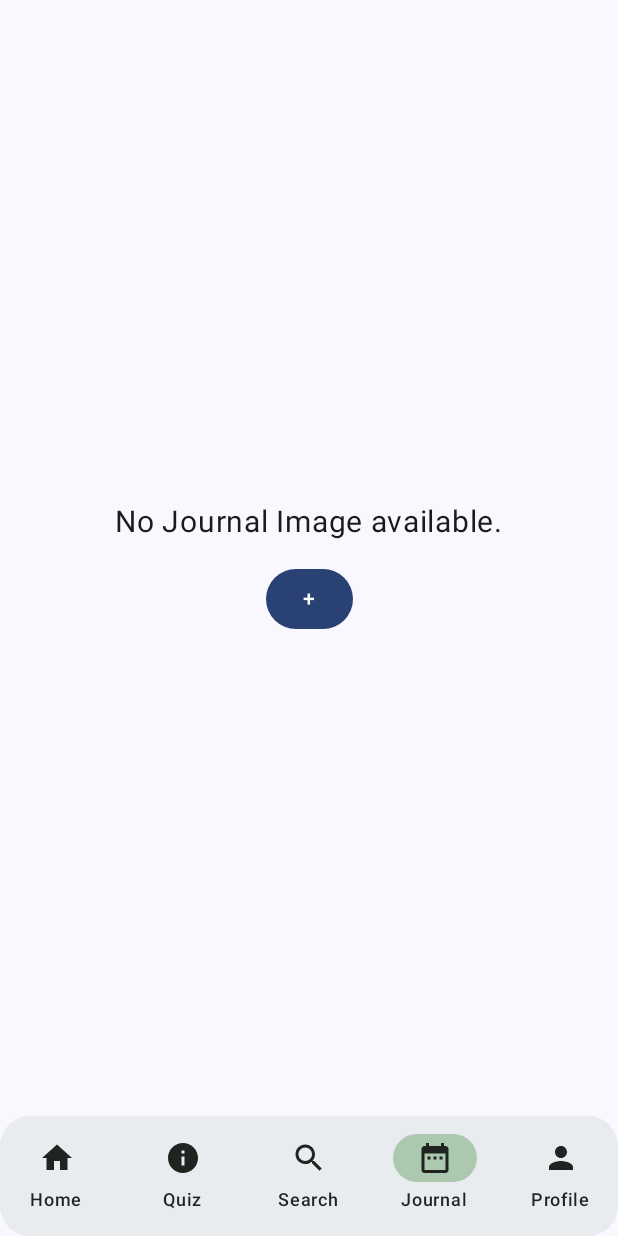
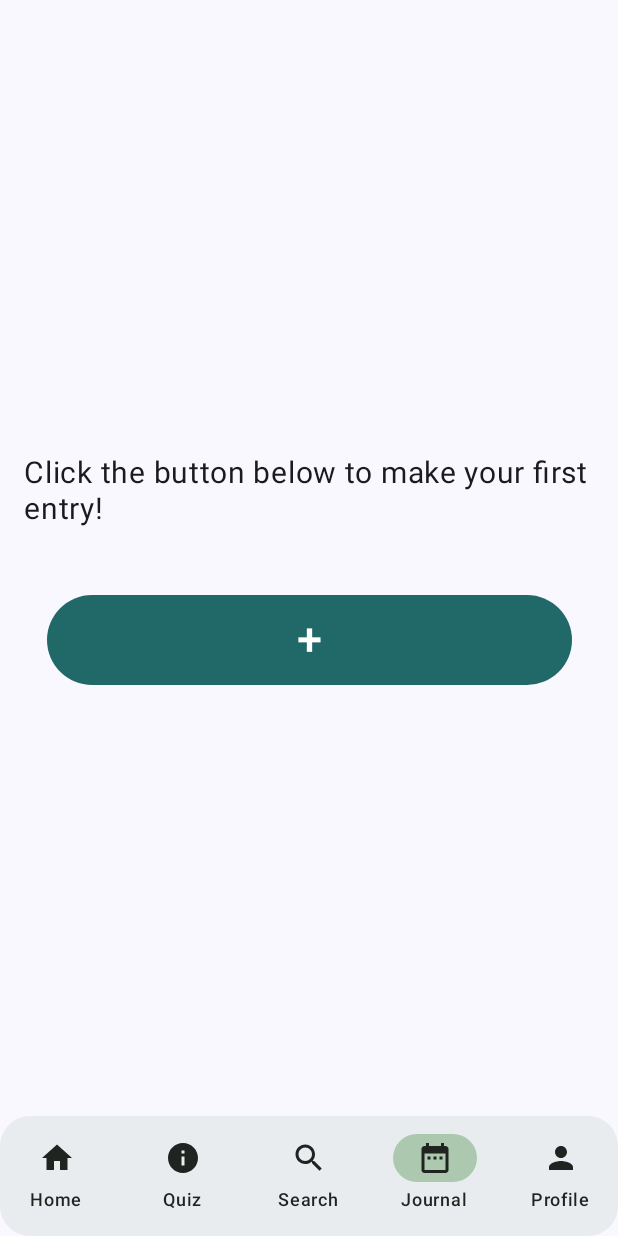
Before and after one commit to Shr00mp/FlowerBud-App, an Android app built with Jetpack Compose: the CameraScreen screen opened through its navigation route, item 4 of the bottom bar chosen, on a phone screen of 412 x 824 dp. Run offline under Robolectric (Android 15) with nearby library versions, the phone set to English and light mode, and no system bars.

Commit message:
Add journal page

```diff
--- a/app/src/main/java/com/example/flowerbud/ui/CameraScreen.kt
+++ b/app/src/main/java/com/example/flowerbud/ui/CameraScreen.kt
@@ -10,17 +10,22 @@ import androidx.activity.result.contract.ActivityResultContracts
 import androidx.compose.foundation.Image
 import androidx.compose.foundation.border
 import androidx.compose.foundation.layout.Arrangement
+import androidx.compose.foundation.layout.Box
 import androidx.compose.foundation.layout.Column
 import androidx.compose.foundation.layout.Spacer
+import androidx.compose.foundation.layout.absolutePadding
 import androidx.compose.foundation.layout.fillMaxSize
 import androidx.compose.foundation.layout.fillMaxWidth
 import androidx.compose.foundation.layout.height
 import androidx.compose.foundation.layout.padding
 import androidx.compose.foundation.layout.size
+import androidx.compose.foundation.layout.width
 import androidx.compose.foundation.rememberScrollState
+import androidx.compose.foundation.shape.RoundedCornerShape
 import androidx.compose.foundation.text.BasicTextField
 import androidx.compose.foundation.verticalScroll
 import androidx.compose.material3.Button
+import androidx.compose.material3.ButtonDefaults
 import androidx.compose.material3.MaterialTheme
 import androidx.compose.material3.Text
 import androidx.compose.runtime.Composable
@@ -31,11 +36,16 @@ import androidx.compose.runtime.remember
 import androidx.compose.runtime.setValue
 import androidx.compose.ui.Alignment
 import androidx.compose.ui.Modifier
+import androidx.compose.ui.graphics.Color
 import androidx.compose.ui.graphics.asImageBitmap
 import androidx.compose.ui.platform.LocalContext
+import androidx.compose.ui.res.colorResource
+import androidx.compose.ui.text.TextStyle
 import androidx.compose.ui.text.input.TextFieldValue
 import androidx.compose.ui.unit.dp
+import androidx.compose.ui.unit.sp
 import androidx.navigation.NavController
+import com.example.flowerbud.R
 import java.io.ByteArrayOutputStream
 import java.time.LocalDate
 import java.time.format.DateTimeFormatter
@@ -71,6 +81,7 @@ fun CameraPreview(
     imageBitmap: Bitmap?,
     onLaunchCamera: () -> Unit
 ) {
+    val darkBlue = colorResource(id = R.color.darkBlue)
     Column(
         horizontalAlignment = Alignment.CenterHorizontally,
         verticalArrangement = Arrangement.Center,
@@ -78,8 +89,15 @@ fun CameraPreview(
             .fillMaxSize()
             .padding(16.dp)
     ) {
-        Button(onClick = onLaunchCamera) { // button with 'Take Picture' text; on clicking it, onLaunchCamera is called
-            Text("Take Picture")
+        Button(
+            onClick = onLaunchCamera,
+            colors = ButtonDefaults.buttonColors(
+                containerColor = darkBlue,
+                contentColor = Color.White
+            ),
+            modifier = Modifier.height(60.dp).width(250.dp)
+        ) { // button with 'Take Picture' text; on clicking it, onLaunchCamera is called
+            Text("Take Picture", fontSize = 20.sp)
         }
 
         Spacer(modifier = Modifier.height(16.dp))
@@ -97,6 +115,7 @@ fun ImageDetailsSection(
     imageDetails: TextFieldValue,
     onImageDetailsChange: (TextFieldValue) -> Unit
 ) {
+    val darkBlue = colorResource(id = R.color.darkBlue)
     Column(
         horizontalAlignment = Alignment.CenterHorizontally,
         verticalArrangement = Arrangement.Center,
@@ -104,7 +123,7 @@ fun ImageDetailsSection(
             .fillMaxWidth()
             .padding(16.dp)
     ) {
-        Text(text = "Additional Comments") // label "Additional Comments"
+        Text(text = "Additional Comments", fontSize = 20.sp) // label "Additional Comments"
         BasicTextField(    // TextField where user can enter image details
             value = imageDetails,
             onValueChange = onImageDetailsChange,  // call onImageDetailsChange function whenever the text field value is changed
@@ -112,7 +131,19 @@ fun ImageDetailsSection(
                 .fillMaxWidth()
                 .height(100.dp)
                 .padding(8.dp)
-                .border(1.dp, MaterialTheme.colorScheme.primary)
+                .border(width = 1.5.dp, color = darkBlue, shape = RoundedCornerShape(8.dp)),
+            textStyle = TextStyle(
+                fontSize = 18.sp, // Adjust the font size here
+            ),
+            decorationBox = { innerTextField ->
+                Box(
+                    modifier = Modifier
+                        .padding(12.dp) // Adjust padding here
+                        .fillMaxSize()
+                ) {
+                    innerTextField()
+                }
+            }
         )
     }
 }
@@ -147,6 +178,7 @@ fun DateSelectionSection(
     onDateSelected: (String) -> Unit,
     onShowDatePicker: () -> Unit
 ) {
+    val darkBlue = colorResource(id = R.color.darkBlue)
     Column(
         horizontalAlignment = Alignment.CenterHorizontally,
         verticalArrangement = Arrangement.Center,
@@ -154,10 +186,17 @@ fun DateSelectionSection(
             .fillMaxWidth()
             .padding(16.dp)
     ) {
-        Button(onClick = onShowDatePicker) {  // button which triggers DatePicker popup
-            Text(text = "Select Date")
+        Button(
+            onClick = onShowDatePicker,
+            colors = ButtonDefaults.buttonColors(
+                containerColor = darkBlue,
+                contentColor = Color.White
+            ),
+            modifier = Modifier.height(60.dp).width(250.dp)
+        ) {  // button which triggers DatePicker popup
+            Text(text = "Select different date", fontSize = 20.sp)
         }
-        Text(text = "${convertDateFormat(selectedDate,"dd/MM/yyyy", "dd MMM, yyyy")}", modifier = Modifier.padding(vertical = 8.dp)) // text showing the selected date
+        Text(text = "Selected date: ${convertDateFormat(selectedDate,"dd/MM/yyyy", "dd MMM, yyyy")}", modifier = Modifier.padding(vertical = 8.dp)) // text showing the selected date
     }
 }
 
@@ -174,6 +213,8 @@ fun CameraScreen(navController: NavController, plantViewModel: PlantViewModel, m
     val cameraLauncher = rememberLauncherForActivityResult(ActivityResultContracts.TakePicturePreview()) { bitmap ->
         imageBitmap = bitmap
     }
+
+    val darkBlue = colorResource(id = R.color.darkBlue)
 
     // Camera permission logic
     CameraPermission(
@@ -205,6 +246,12 @@ fun CameraScreen(navController: NavController, plantViewModel: PlantViewModel, m
         horizontalAlignment = Alignment.CenterHorizontally,
         verticalArrangement = Arrangement.Top
     ) {
+        Text(
+            text = "Make a journal entry",
+            fontSize = 40.sp,
+            modifier = Modifier.absolutePadding(30.dp, 40.dp, 0.dp, 40.dp)
+        )
+
         ImageDatePickerDialog(context, onDateSelected = { date ->
             selectedDate = date
         }, show, { show = false})
@@ -215,16 +262,17 @@ fun CameraScreen(navController: NavController, plantViewModel: PlantViewModel, m
             onShowDatePicker = showDatePicker // Pass the function to show the date picker
         )
 
+        // Section for taking a picture
+        CameraPreview(imageBitmap = imageBitmap, onLaunchCamera = takePicture)
+
         // The "Additional comments" section
         ImageDetailsSection(imageDetails = imageDetails, onImageDetailsChange = { imageDetails = it })
-
-        // Section for taking a picture
-        CameraPreview(imageBitmap = imageBitmap, onLaunchCamera = takePicture)
 
         Spacer(modifier = Modifier.height(16.dp))
 
         // Submit Button
-        Button(onClick = {
+        Button(
+            onClick = {
             /* Error message if
             - there is not image
             - or date is not selected
@@ -245,8 +293,14 @@ fun CameraScreen(navController: NavController, plantViewModel: PlantViewModel, m
                 plantViewModel.addImg(JournalImg(selectedDate, bitmap, imageDetails.text))
                 navController.navigate(PlantScreens.Journal.title)
             }
-        }) {
-            Text("Submit")
+        },
+            colors = ButtonDefaults.buttonColors(
+                containerColor = darkBlue,
+                contentColor = Color.White
+            ),
+            modifier = Modifier.height(60.dp).width(250.dp)
+        ) {
+            Text("Submit", fontSize = 20.sp)
         }
     }
 }
--- a/app/src/main/java/com/example/flowerbud/ui/JournalPage.kt
+++ b/app/src/main/java/com/example/flowerbud/ui/JournalPage.kt
@@ -4,13 +4,16 @@ import androidx.compose.foundation.layout.Row
 import androidx.compose.foundation.Image
 import androidx.compose.foundation.layout.Arrangement
 import androidx.compose.foundation.layout.Column
+import androidx.compose.foundation.layout.Spacer
 import androidx.compose.foundation.layout.absolutePadding
 import androidx.compose.foundation.layout.fillMaxSize
 import androidx.compose.foundation.layout.fillMaxWidth
 import androidx.compose.foundation.layout.height
 import androidx.compose.foundation.layout.padding
 import androidx.compose.foundation.layout.size
+import androidx.compose.foundation.layout.width
 import androidx.compose.material3.Button
+import androidx.compose.material3.ButtonDefaults
 import androidx.compose.material3.Card
 import androidx.compose.material3.CardDefaults
 import androidx.compose.material3.MaterialTheme
@@ -20,6 +23,7 @@ import androidx.compose.runtime.collectAsState
 import androidx.compose.runtime.getValue
 import androidx.compose.ui.Alignment
 import androidx.compose.ui.Modifier
+import androidx.compose.ui.graphics.Color
 import androidx.compose.ui.graphics.asImageBitmap
 import androidx.compose.ui.res.colorResource
 import androidx.compose.ui.unit.dp
@@ -33,6 +37,11 @@ import com.example.flowerbud.R
 fun JournalPage(navController: NavController, plantViewModel: PlantViewModel, modifier: Modifier = Modifier) {
     val uiState by plantViewModel.uiState.collectAsState()      // get uiState from viewModel
 
+    val lightGreen = colorResource(id = R.color.lightGreen)
+    val darkGreen = colorResource(id = R.color.darkGreen)
+    val darkBlue = colorResource(id = R.color.darkBlue)
+    val grayColour = colorResource(id = R.color.lightGrey)
+
     Column(
         modifier = Modifier
             .fillMaxSize()
@@ -43,7 +52,7 @@ fun JournalPage(navController: NavController, plantViewModel: PlantViewModel, mo
         // display a text if user has no journal images
         if (uiState.imgs.isEmpty()) {
             Text(
-                "No Journal Image available.",
+                "Click the button below to make your first entry!",
                 fontSize = 20.sp,
                 modifier = Modifier
                     .align(alignment = Alignment.CenterHorizontally)
@@ -53,10 +62,20 @@ fun JournalPage(navController: NavController, plantViewModel: PlantViewModel, mo
         // for each journal image, display an ImgCard
         uiState.imgs.map{img -> ImgCard(img, modifier = modifier)}
 
+        Spacer(modifier = Modifier.height(30.dp))
+
         // button to navigate to the page where user can take a journal picture
-        Button(
-            onClick = { navController.navigate(PlantScreens.CameraScreen.title)}) {
-            Text("+")
+        Button (
+            onClick = { navController.navigate(PlantScreens.CameraScreen.title)},
+            colors = ButtonDefaults.buttonColors(
+                containerColor = darkBlue,
+                contentColor = Color.White
+            ),
+            modifier = Modifier
+                .height(60.dp)
+                .width(350.dp),
+        ) {
+            Text("+", fontSize = 30.sp)
         }
     }
 }
@@ -68,17 +87,7 @@ fun ImgCard(
     modifier: Modifier = Modifier
 ) {
     val lightGreen = colorResource(id = R.color.lightGreen)
-    Card(
-        modifier = Modifier
-            .fillMaxWidth()
-            .height(200.dp)
-            .padding(20.dp, 10.dp),
-        elevation = CardDefaults.cardElevation(defaultElevation = 5.dp),
-        colors = CardDefaults.cardColors(
-            containerColor = lightGreen
-        )
-    ) {
-        Row(modifier = Modifier.align(Alignment.Start)) {
+    Row() {
         img.bitmap?.let {                   // display the image if available
             Image(
                 bitmap = it.asImageBitmap(),
@@ -89,22 +98,45 @@ fun ImgCard(
         } ?: run {              // if image is not available, display the text "No image available"
             Text(
                 text = "No image available",
-                    style = MaterialTheme.typography.bodyMedium,
-                    modifier = Modifier.padding(bottom = 16.dp)
+                modifier = Modifier.padding(bottom = 16.dp),
+                fontSize = 20.sp
             )
         }
-            Column() {
+
+        Column () {
+            Card(
+                modifier = Modifier
+                    .fillMaxWidth()
+                    .absolutePadding(10.dp, 0.dp, 10.dp),
+                elevation = CardDefaults.cardElevation(defaultElevation = 5.dp),
+                colors = CardDefaults.cardColors(
+                    containerColor = lightGreen
+                )
+            ) {
+                Text(                   // display the date when the image has been taken
+                    text = "Taken on ${convertDateFormat(img.selectedDate, "dd/MM/yyyy", "dd MMM, yyyy")}",
+                    fontSize = 25.sp,
+                    modifier = Modifier
+                        .absolutePadding(20.dp, 15.dp, 20.dp, 15.dp)
+                )
+            }
+            Spacer(modifier = Modifier.height(20.dp))
+            Card(
+                modifier = Modifier
+                    .fillMaxWidth()
+                    .absolutePadding(10.dp, 0.dp, 10.dp),
+                elevation = CardDefaults.cardElevation(defaultElevation = 5.dp),
+                colors = CardDefaults.cardColors(
+                    containerColor = lightGreen
+                )
+            ) {
                 Text(                   // display image details the user has entered when submitting the picture
                     text = img.imageDetails,
-                    fontSize = 30.sp,
-                    modifier = Modifier.absolutePadding(20.dp, 20.dp)
-                )
-                Text(                   // display the date when the image has been taken
-                    text = "Taken on ${convertDateFormat(img.selectedDate, "dd/MM/yyyy", "dd MMM, yyyy")}",
-                    fontSize = 30.sp,
-                    modifier = Modifier.absolutePadding(20.dp, 20.dp)
+                    fontSize = 18.sp,
+                    modifier = Modifier.padding(20.dp, 20.dp, 20.dp, 20.dp)
                 )
             }
         }
     }
+    Spacer(modifier = Modifier.height(40.dp))
 }
```
Lines whose indentation alone changed are shown as unchanged.
